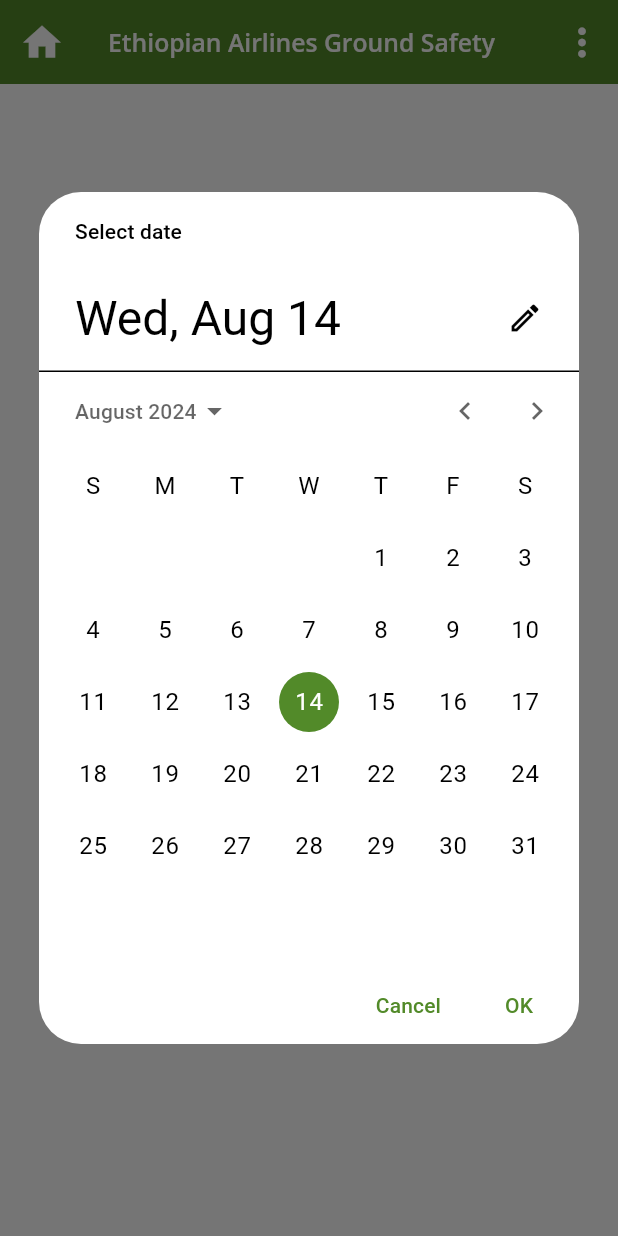
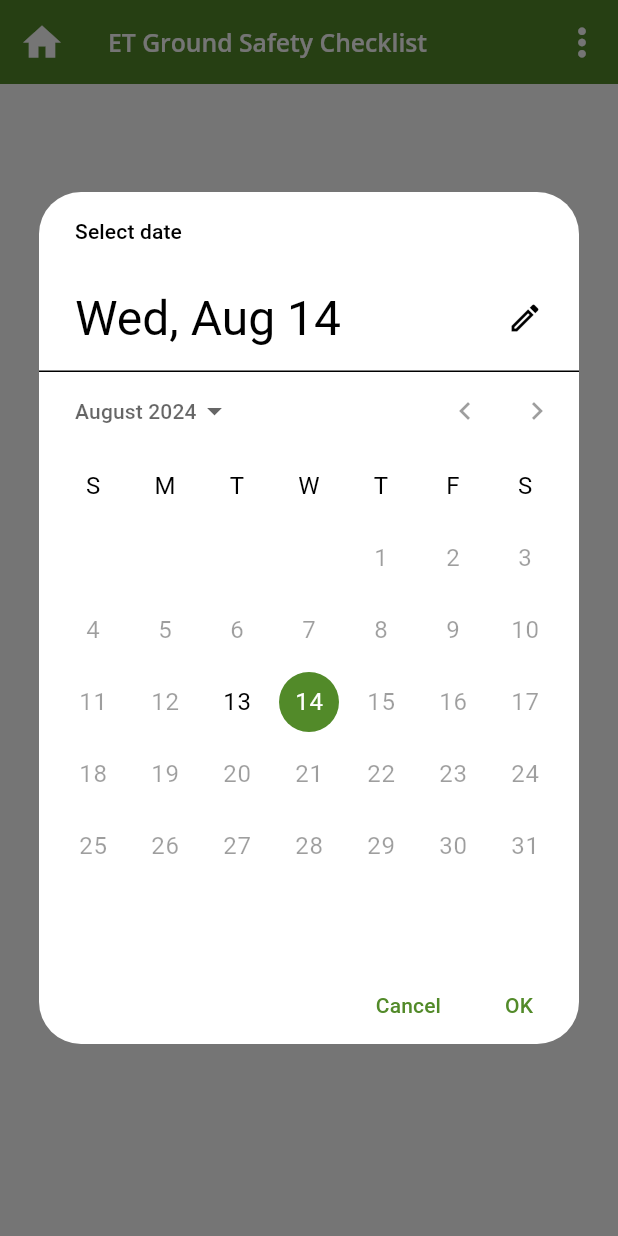
Before and after one commit to samitcruz/checklist_app, a Flutter app: the MainPage screen opened directly, after a tap on "Flight Date", on a phone screen of 412 x 824 dp. Run offline on Flutter 3.47's test engine with Material 3 defaults, Android fonts, the phone set to English and light mode, and no system bars; our stand-ins replace connectivity_plus, get, google_fonts, image_picker.

```diff
--- a/lib/pages/main_page.dart
+++ b/lib/pages/main_page.dart
@@ -34,11 +34,14 @@ class _MainPageState extends State<MainPage> {
   }
 
   Future<void> _selectDate(BuildContext context) async {
+    final DateTime today = DateTime.now();
+    final DateTime yesterday = today.subtract(Duration(days: 1));
+
     final DateTime? picked = await showDatePicker(
       context: context,
-      initialDate: selectedDate,
-      firstDate: DateTime(2020),
-      lastDate: DateTime(2100),
+      initialDate: today,
+      firstDate: yesterday,
+      lastDate: today,
       builder: (BuildContext context, Widget? child) {
         return Theme(
           data: ThemeData.light().copyWith(
@@ -176,7 +179,7 @@ class _MainPageState extends State<MainPage> {
         centerTitle: false,
         backgroundColor: const Color.fromARGB(255, 82, 138, 41),
         title: Text(
-          'Ethiopian Airlines Ground Safety',
+          'ET Ground Safety Checklist',
           style: GoogleFonts.openSans(
             fontWeight: FontWeight.w600,
             fontSize: fontSize,
```
